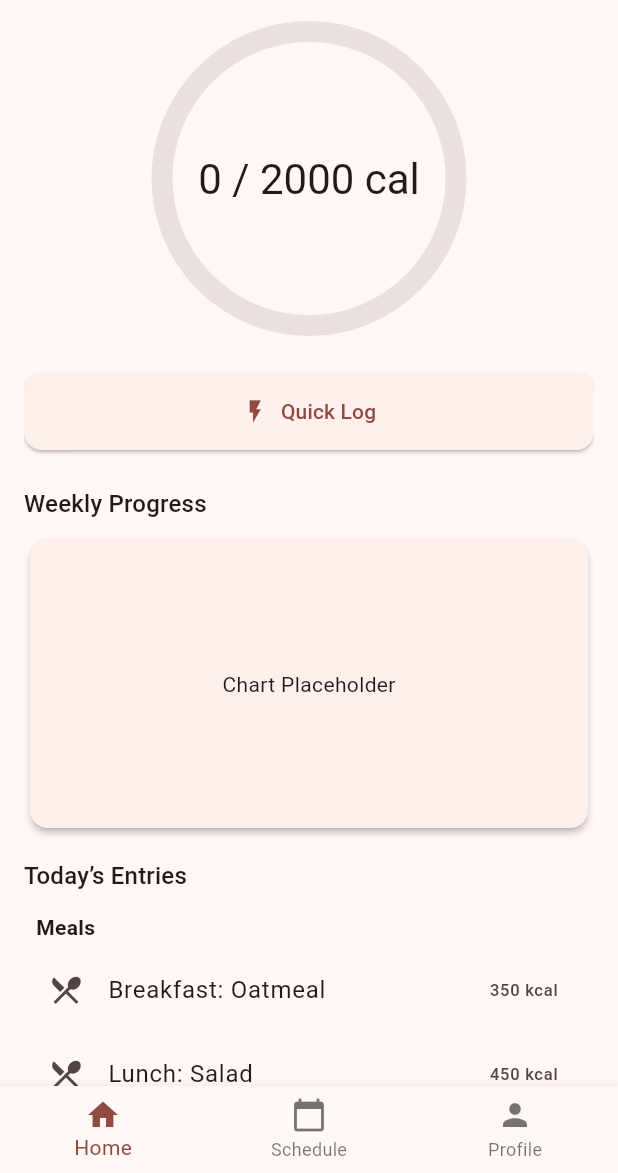
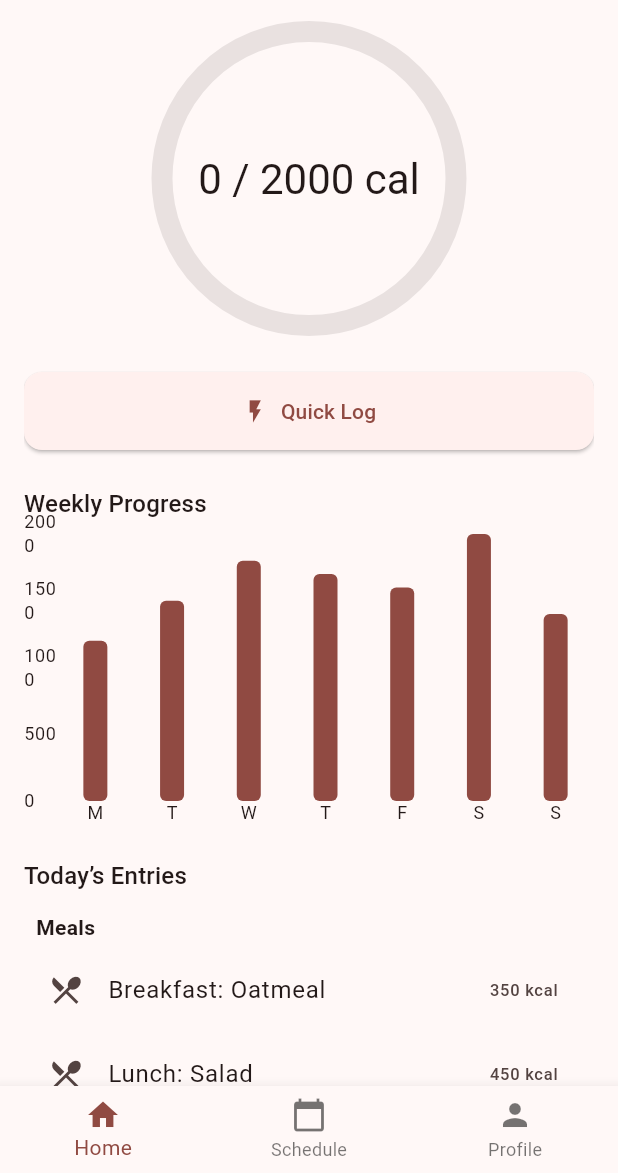
Before and after one commit to E-Galeana/FitQuest, a Flutter app: the screen it shows after launch, on a phone screen of 412 x 824 dp, the part 63-1236 px from its top. Run offline on Flutter 3.47's test engine with Material 3 defaults, Android fonts, the phone set to English and light mode, and no system bars; drawn by our look-alikes of fl_chart; missing offline and left inert: mobile_scanner.

Commit message:
Added weekly chart

```diff
--- a/lib/screens/main_page.dart
+++ b/lib/screens/main_page.dart
@@ -1,9 +1,10 @@
 import 'package:flutter/material.dart';
 import 'package:fitquest/widgets/popup_log.dart';               // Quick-action modal helper
 import 'package:fitquest/screens/barcode_scanner_page.dart';  // Barcode scanner screen
-import 'package:fitquest/screens/workout_selection.dart'; // Workout selection screen
+import 'package:fitquest/screens/workout_selection.dart';     // Workout selection screen
 import 'package:fitquest/widgets/circle_progress_indicator.dart'; // Circular progress widget
 import 'package:fitquest/screens/calendar_page.dart';         // Calendar view
+import 'package:fitquest/widgets/weekly_chart.dart'; // Weekly chart widget
 
 class MainPageDesign extends StatefulWidget {
   const MainPageDesign({super.key});
@@ -73,15 +74,14 @@ class _MainPageDesignState extends State<MainPageDesign> {
               ),
               const SizedBox(height: 24),
 
-              // Weekly progress placeholder
+              // Weekly progress placeholder replaced with chart
               Text('Weekly Progress', style: theme.textTheme.titleMedium),
               const SizedBox(height: 8),
               SizedBox(
                 height: 200,
-                child: Card(
-                  shape: RoundedRectangleBorder(borderRadius: BorderRadius.circular(12)),
-                  elevation: 2,
-                  child: const Center(child: Text('Chart Placeholder')),
+                child: WeeklyCaloriesChart(
+                  dailyCalories: [1200, 1500, 1800, 1700, 1600, 2100, 1400],
+                  dailyGoal: _dailyGoal.toDouble(),
                 ),
               ),
               const SizedBox(height: 16),
--- /dev/null
+++ b/lib/widgets/weekly_chart.dart
@@ -0,0 +1,64 @@
+import 'package:flutter/material.dart';
+import 'package:fl_chart/fl_chart.dart';
+
+/// A bar chart widget displaying weekly calories vs daily goal.
+class WeeklyCaloriesChart extends StatelessWidget {
+
+  final List<double> dailyCalories;
+  final double dailyGoal;
+  const WeeklyCaloriesChart({
+    Key? key,
+    required this.dailyCalories,
+    required this.dailyGoal,
+  }) : super(key: key);
+
+  @override
+  Widget build(BuildContext context) {
+    final theme = Theme.of(context);
+    return BarChart(
+      BarChartData(
+        alignment: BarChartAlignment.spaceAround,
+        maxY: dailyGoal,
+        minY: 0,
+        gridData: FlGridData(show: false),
+        borderData: FlBorderData(show: false),
+        titlesData: FlTitlesData(
+          leftTitles: AxisTitles(
+            sideTitles: SideTitles(
+              showTitles: true,
+              interval: dailyGoal / 4,
+              getTitlesWidget: (value, meta) => Text(
+                value.toInt().toString(),
+                style: theme.textTheme.bodySmall,
+              ),
+            ),
+          ),
+          bottomTitles: AxisTitles(
+            sideTitles: SideTitles(
+              showTitles: true,
+              getTitlesWidget: (value, meta) {
+                const days = ['M','T','W','T','F','S','S'];
+                return Text(days[value.toInt()], style: theme.textTheme.bodySmall);
+              },
+            ),
+          ),
+          topTitles: AxisTitles(sideTitles: SideTitles(showTitles: false)),
+          rightTitles: AxisTitles(sideTitles: SideTitles(showTitles: false)),
+        ),
+        barGroups: List.generate(7, (i) {
+          return BarChartGroupData(
+            x: i,
+            barRods: [
+              BarChartRodData(
+                toY: dailyCalories[i],
+                color: theme.colorScheme.primary,
+                width: 16,
+                borderRadius: BorderRadius.circular(4),
+              ),
+            ],
+          );
+        }),
+      ),
+    );
+  }
+}
--- a/pubspec.yaml
+++ b/pubspec.yaml
@@ -37,6 +37,7 @@ dependencies:
 
   mobile_scanner: ^7.0.1
   http: ^0.13.5
+  fl_chart: ^0.70.0+1
 dev_dependencies:
   flutter_test:
     sdk: flutter
```
